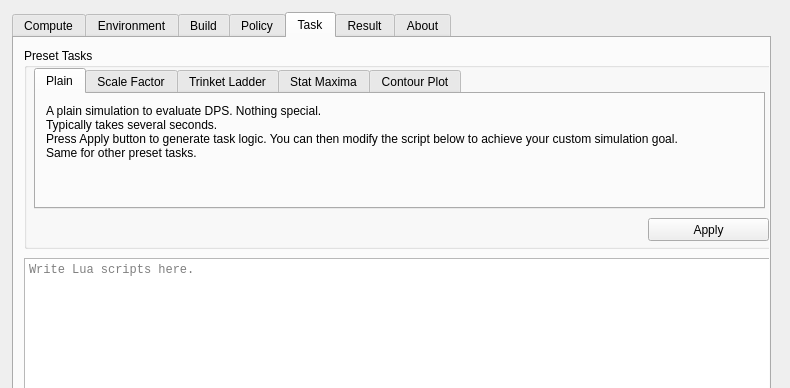
This is ic/gic.ui in AeanSR/irecore2 as Qt 5 draws it before an edit; both pictures show x 0 to 790 and y 0 to 388 of the 790 by 620 pixel window. The edited form follows.
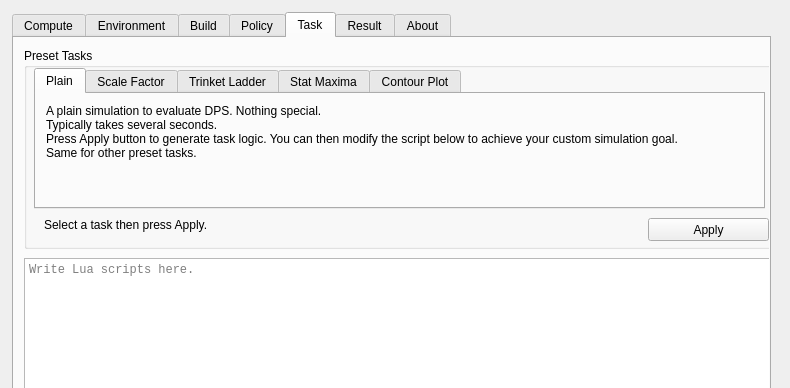
This is the edited form. The open tabs and pages were chosen to show the change. Icons and pictures are not drawn.

What changed in the file:
```diff
--- a/ic/gic.ui
+++ b/ic/gic.ui
@@ -2778,6 +2778,25 @@
            </widget>
           </widget>
          </widget>
+         <widget class="QLabel" name="label_52">
+          <property name="geometry">
+           <rect>
+            <x>20</x>
+            <y>170</y>
+            <width>591</width>
+            <height>20</height>
+           </rect>
+          </property>
+          <property name="text">
+           <string>Select a task then press Apply.</string>
+          </property>
+          <property name="alignment">
+           <set>Qt::AlignLeading|Qt::AlignLeft|Qt::AlignTop</set>
+          </property>
+          <property name="wordWrap">
+           <bool>true</bool>
+          </property>
+         </widget>
         </widget>
        </widget>
        <widget class="QWidget" name="tabResult">
```
Left out of the diff: 2 changed lines with no effect on the pictures.
